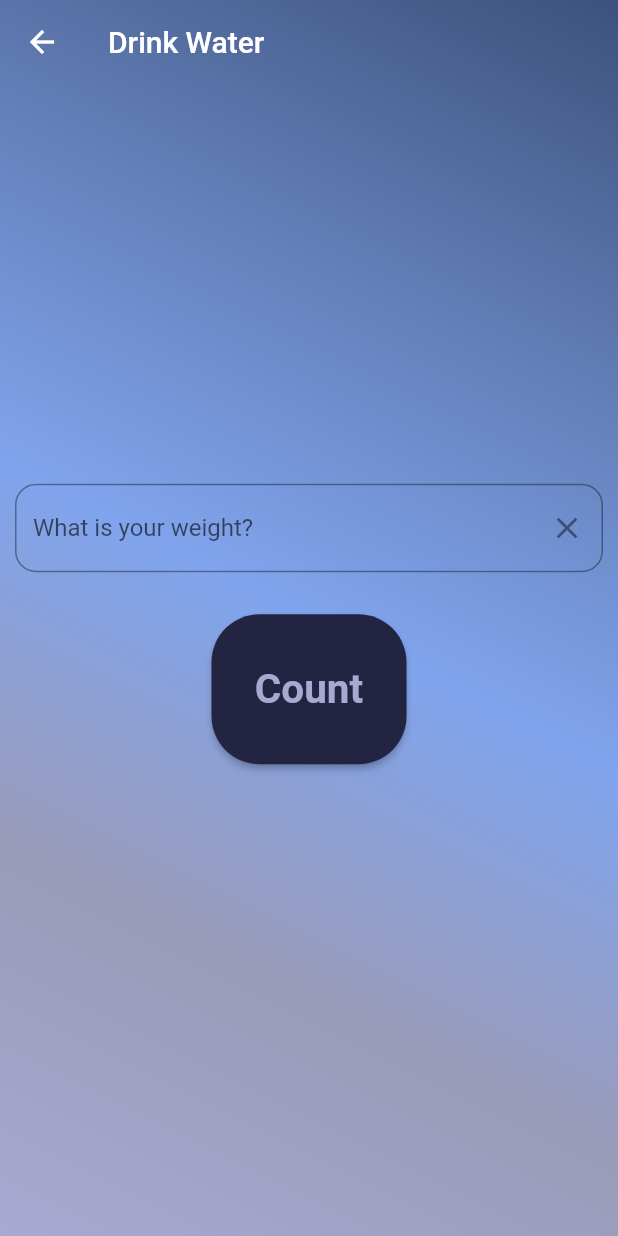
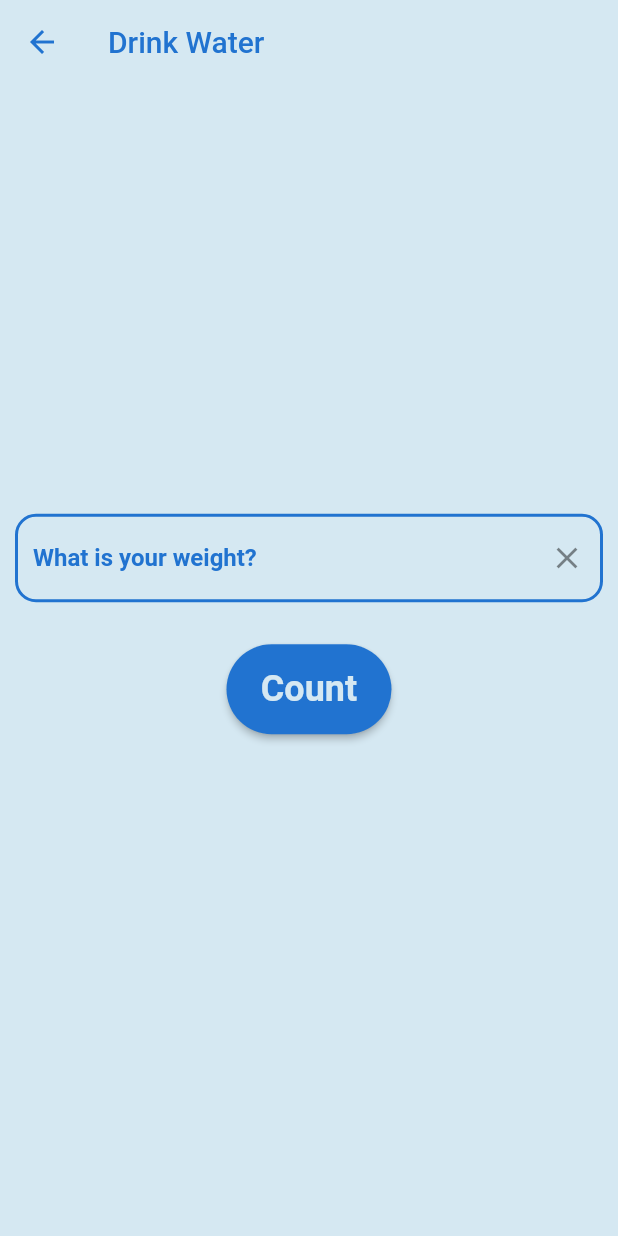
Before and after one commit to Kvitusja/drink_water, a Flutter app: the AmountWaterCount screen opened directly, on a phone screen of 412 x 824 dp. Run offline on Flutter 3.47's test engine with Material 2 defaults, Android fonts, the phone set to English and light mode, and no system bars; our stand-ins replace lottie; network calls fail.

Commit message:
fourth commit

```diff
--- a/lib/water_amount_counter/water_amount_counter.dart
+++ b/lib/water_amount_counter/water_amount_counter.dart
@@ -2,7 +2,7 @@ import 'package:drink_water/add_water_screen/track_water_drunk.dart';
 import 'package:flutter/material.dart';
 
 class UserInput {
-   double userInput;
+  double userInput;
   UserInput({required this.userInput});
 }
 
@@ -15,50 +15,82 @@ class AmountWaterCount extends StatefulWidget {
 
 class _AmountWaterCountState extends State<AmountWaterCount> {
   TextEditingController myCountController = TextEditingController();
-   var newUserInput = UserInput(userInput: 0);
-
+  var newUserInput = UserInput(userInput: 0);
 
   @override
   Widget build(BuildContext context) {
     return Scaffold(
       extendBodyBehindAppBar: true,
       appBar: AppBar(
+        iconTheme: const IconThemeData(
+          color: Color(0xFF2173d0),
+        ),
         backgroundColor: Colors.transparent,
-        title: const Text('Drink Water'),
+        title: const Text(
+          'Drink Water',
+          style: TextStyle(
+            color: Color(0xFF2173d0),
+          ),
+        ),
         elevation: 0,
       ),
       body: Container(
-        decoration: const BoxDecoration(
-          gradient: LinearGradient(
-            begin: Alignment.bottomLeft,
-            end: Alignment.topRight,
-            colors: [
-              Color(0xFFa7a9d1),
-              Color(0xFF9a9bb8),
-              Color(0xFF80a4ed),
-              Color(0xFF627db5),
-              Color(0xFF3c517d),
-            ],
-          ),
-        ),
+        color: const Color(0xFFd5e8f2),
+        // const Color(0xFFe6f4fc),
+        // decoration: const BoxDecoration(
+        //   gradient: LinearGradient(
+        //     begin: Alignment.bottomLeft,
+        //     end: Alignment.topRight,
+        //     colors: [
+        //       Color(0xFFa7a9d1),
+        //       Color(0xFF9a9bb8),
+        //       Color(0xFF80a4ed),
+        //       Color(0xFF627db5),
+        //       Color(0xFF3c517d),
+        //     ],
+        //   ),
+        // ),
         child: Column(
           mainAxisAlignment: MainAxisAlignment.center,
           children: [
             Padding(
               padding: const EdgeInsets.fromLTRB(10.0, 8.0, 10.0, 8.0),
               child: TextField(
+                style: const TextStyle(
+                  color: Color(0xFF2173d0),
+                  fontWeight: FontWeight.bold,
+                ),
                 controller: myCountController,
                 keyboardType: TextInputType.number,
                 decoration: InputDecoration(
+                  hintStyle: const TextStyle(
+                    color: Color(0xFF2173d0),
+                    fontWeight: FontWeight.bold,
+                  ),
                   hintText: 'What is your weight?',
-                  border: const OutlineInputBorder(
+                  enabledBorder: const OutlineInputBorder(
+                    borderSide: BorderSide(
+                      width: 2.0,
+                      color: Color(0xFF2173d0),
+                    ),
                     borderRadius: BorderRadius.all(
                       Radius.circular(14.0),
                     ),
                   ),
-                  suffixIcon: IconButton(onPressed: () {
-                    myCountController.clear();
-                  }, icon: const Icon(Icons.clear)),
+                  focusedBorder: const OutlineInputBorder(
+                    borderSide: BorderSide(
+                      width: 4.0,
+                      color: Color(0xFF2173d0),
+                    ),
+                    borderRadius: BorderRadius.all(
+                      Radius.circular(14.0),
+                    ),
+                  ),
+                  suffixIcon: IconButton(
+                      onPressed: () {
+                        myCountController.clear();
+                      },
+                      icon: const Icon(Icons.clear)),
                 ),
               ),
             ),
@@ -66,8 +98,8 @@ class _AmountWaterCountState extends State<AmountWaterCount> {
               height: 20.0,
             ),
             SizedBox(
-              height: 100,
-              width: 130,
+              height: 60,
+              width: 110,
               child: ElevatedButton(
                 style: ButtonStyle(
                   shape: MaterialStateProperty.all<RoundedRectangleBorder>(
@@ -75,21 +107,27 @@ class _AmountWaterCountState extends State<AmountWaterCount> {
                       borderRadius: BorderRadius.circular(32.0),
                     ),
                   ),
-                  backgroundColor: MaterialStateProperty.all(const Color(0xFF222442),),
+                  backgroundColor: MaterialStateProperty.all(
+                    const Color(0xFF2173d0),
+                  ),
+                  // Color(0xFF222442)
                 ),
                 onPressed: () {
                   setState(() {
-                    newUserInput.userInput = int.parse(myCountController.text) * 0.03;
+                    newUserInput.userInput =
+                        int.parse(myCountController.text) * 0.03;
                   });
                   Navigator.push(
                       context,
                       MaterialPageRoute(
-                          builder: (context) => NextScreenWidget(newUserInput: newUserInput,)));
+                          builder: (context) => NextScreenWidget(
+                                newUserInput: newUserInput,
+                              )));
                 },
                 child: Text(
                     style: TextStyle(
-                        color: Color(0xFFa7a9d1),
-                        fontSize: 27,
+                        color: Color(0xFFd5e8f2),
+                        fontSize: 24,
                         fontWeight: FontWeight.w700),
                     'Count'),
               ),
```
Also changed, not shown: lib/add_water_screen/radial_drink_widget.dart (+20 -8 lines), lib/add_water_screen/track_water_drunk.dart (+42 -30 lines), lib/title_screen/title_page_widget.dart (+26 -20 lines).
